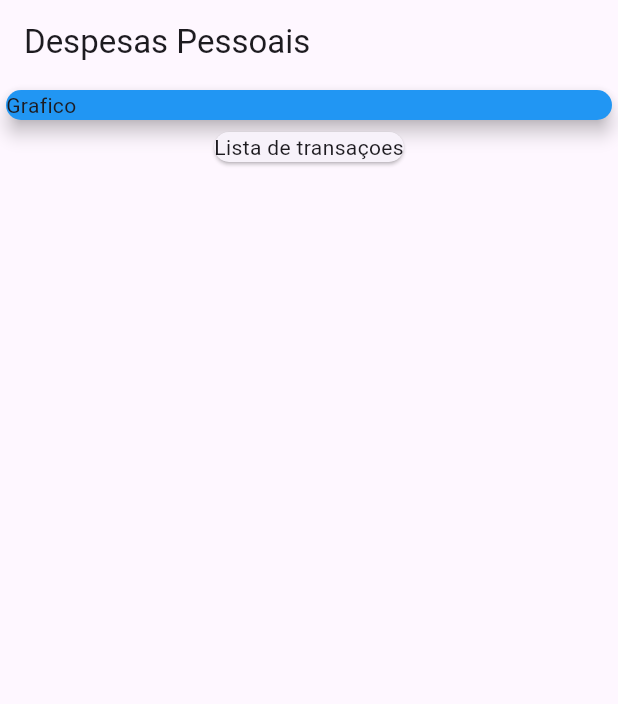
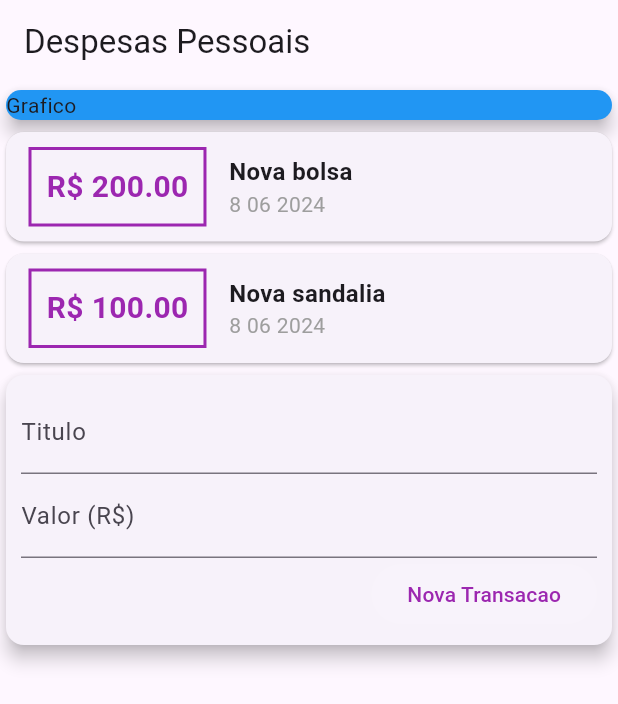
Before and after one commit to Beaads/Expenses, a Flutter app: the screen it shows after launch, on a phone screen of 412 x 824 dp. Shown: the top 704 px of the screen. Run offline on Flutter 3.47's test engine with Material 3 defaults, Android fonts, the phone set to English and light mode, and no system bars.

Commit message:
continua implementaçao

```diff
--- a/lib/main.dart
+++ b/lib/main.dart
@@ -1,4 +1,7 @@
 import 'package:flutter/material.dart';
+import 'package:intl/intl.dart';
+
+import 'models/transaction.dart';
 
 main() => runApp(ExpensesApp());
 
@@ -7,14 +10,22 @@ class ExpensesApp extends StatelessWidget {
 
   @override
   Widget build(BuildContext context) {
-    return MaterialApp(
-      home: MyHomePage()
-    );
+    return MaterialApp(home: MyHomePage());
   }
 }
 
 class MyHomePage extends StatelessWidget {
-  const MyHomePage({super.key});
+  MyHomePage({super.key});
+
+  final titleController = TextEditingController();
+  final valueController = TextEditingController();
+
+  final _transaction = [
+    Transaction(
+        id: 't1', title: 'Nova bolsa', value: 200.00, date: DateTime.now()),
+    Transaction(
+        id: 't2', title: 'Nova sandalia', value: 100.00, date: DateTime.now()),
+  ];
 
   @override
   Widget build(BuildContext context) {
@@ -23,17 +34,92 @@ class MyHomePage extends StatelessWidget {
         title: Text('Despesas Pessoais'),
       ),
       body: Column(
-        children: <Widget>[
+        crossAxisAlignment: CrossAxisAlignment.stretch,
+        children: [
           Container(
-            width: double.infinity,
-            child: Card(
+            child: const Card(
               color: Colors.blue,
+              elevation: 5,
               child: Text('Grafico'),
-              elevation: 5,
             ),
           ),
+          Column(
+            children: _transaction.map((tr) {
+              return Card(
+                child: Row(
+                  children: [
+                    Container(
+                      margin: const EdgeInsets.symmetric(
+                          horizontal: 15, vertical: 10),
+                      decoration: BoxDecoration(
+                          border: Border.all(
+                        color: Colors.purple,
+                        width: 2,
+                      )),
+                      padding: const EdgeInsets.all(10),
+                      child: Text(
+                        'R\$ ${tr.value.toStringAsFixed(2)}',
+                        style: const TextStyle(
+                          fontWeight: FontWeight.bold,
+                          fontSize: 20,
+                          color: Colors.purple,
+                        ),
+                      ),
+                    ),
+                    Column(
+                      crossAxisAlignment: CrossAxisAlignment.start,
+                      children: [
+                        Text(
+                          tr.title,
+                          style: const TextStyle(
+                            fontSize: 16,
+                            fontWeight: FontWeight.bold,
+                          ),
+                        ),
+                        Text(
+                          DateFormat('d MM y').format(tr.date),
+                          style: const TextStyle(color: Colors.grey),
+                        )
+                      ],
+                    )
+                  ],
+                ),
+              );
+            }).toList(),
+          ),
           Card(
-            child: Text('Lista de transaçoes'),
+            elevation: 5,
+            child: Padding(
+              padding: const EdgeInsets.all(10.0),
+              child: Column(
+                children: [
+                  TextField(
+                    controller: titleController,
+                    decoration: InputDecoration(labelText: 'Titulo'),
+                  ),
+                  TextField(
+                    controller: valueController,
+                    decoration: InputDecoration(
+                      labelText: 'Valor (R\$)',
+                    ),
+                  ),
+                  Row(
+                    mainAxisAlignment: MainAxisAlignment.end,
+                    children: [
+                      FilledButton(
+                        onPressed: () {},
+                        style: ButtonStyle(
+                          backgroundColor:
+                              WidgetStateProperty.all<Color>(Colors.white10),
+                        ),
+                        child: const Text('Nova Transacao',
+                            style: TextStyle(color: Colors.purple)),
+                      ),
+                    ],
+                  )
+                ],
+              ),
+            ),
           )
         ],
       ),
--- /dev/null
+++ b/lib/models/transaction.dart
@@ -0,0 +1,13 @@
+class Transaction {
+  final String id;
+  final String title;
+  final double value;
+  final DateTime date;
+
+  Transaction({
+    required this.id,
+    required this.title,
+    required this.value,
+    required this.date,
+  });
+}
--- a/pubspec.yaml
+++ b/pubspec.yaml
@@ -30,6 +30,7 @@ environment:
 dependencies:
   flutter:
     sdk: flutter
+  intl: ^0.17.0
 
 
   # The following adds the Cupertino Icons font to your application.
```
Also changed, not shown: pubspec.lock.
